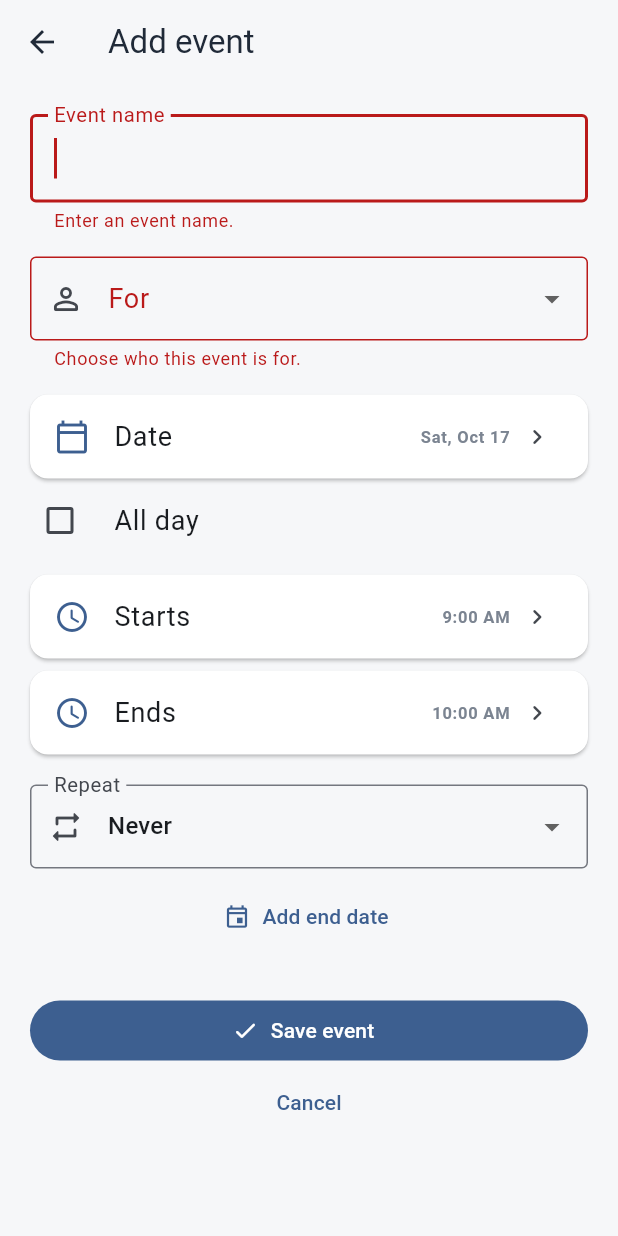
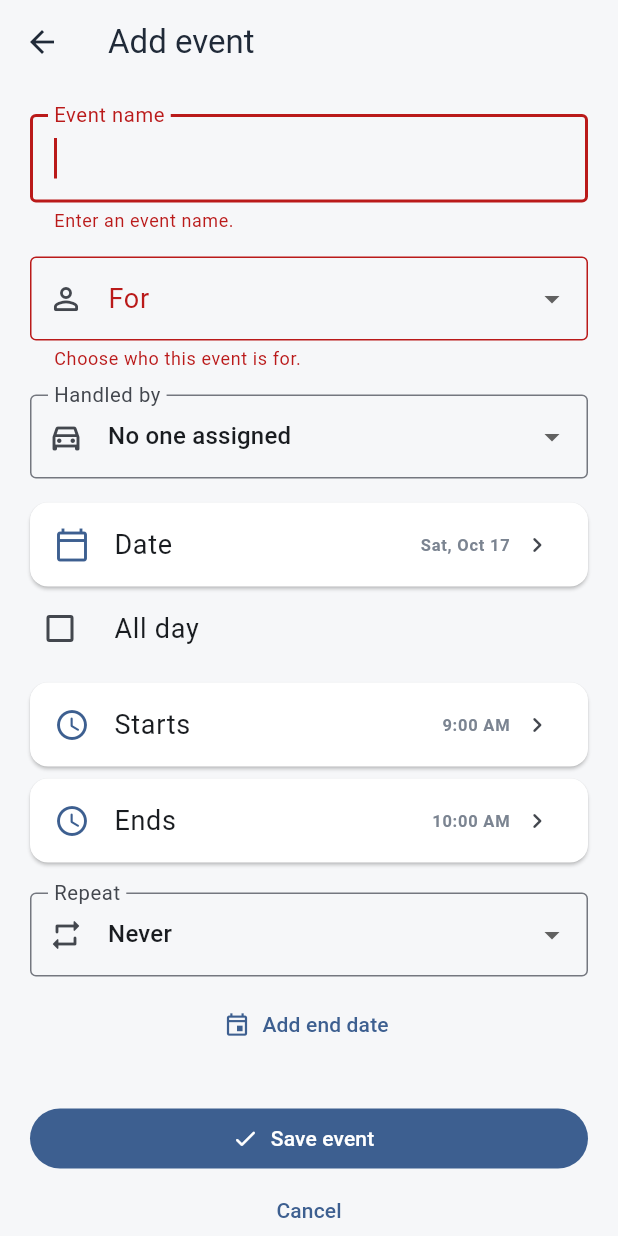
Before and after one commit to KevinAltomare/family-calendar, a Flutter app: the AddEventScreen screen opened directly, after a tap on "Save event", on a phone screen of 412 x 824 dp. Run offline on Flutter 3.47's test engine with Material 3 defaults, Android fonts, the light colour scheme and no system bars; our stand-ins replace shared_preferences; missing offline and left inert: rrule; accounts and stored records are empty.

Commit message:
Add responsible person feature to calendar events and update related UI components

```diff
--- a/lib/models/calendar_event.dart
+++ b/lib/models/calendar_event.dart
@@ -4,6 +4,7 @@ class CalendarEvent {
   final String id;
   final String title;
   final String? familyMember;
+  final String? responsiblePerson;
   final DateTime startTime;
   final DateTime? endTime;
   final bool isAllDay;
@@ -15,6 +16,7 @@ class CalendarEvent {
     required this.id,
     required this.title,
     this.familyMember,
+    this.responsiblePerson,
     required this.startTime,
     this.endTime,
     this.isAllDay = false,
@@ -30,6 +32,7 @@ class CalendarEvent {
       id: id,
       title: title,
       familyMember: familyMember,
+      responsiblePerson: responsiblePerson,
       startTime: startTime,
       endTime: endTime?.add(startTime.difference(this.startTime)),
       isAllDay: isAllDay,
@@ -47,6 +50,7 @@ class CalendarEvent {
     'id': id,
     'title': title,
     'familyMember': familyMember,
+    'responsiblePerson': responsiblePerson,
     'startTime': startTime.toIso8601String(),
     'endTime': endTime?.toIso8601String(),
     'isAllDay': isAllDay,
@@ -59,6 +63,7 @@ class CalendarEvent {
       id: json['id'] as String,
       title: json['title'] as String,
       familyMember: json['familyMember'] as String?,
+      responsiblePerson: json['responsiblePerson'] as String?,
       startTime: DateTime.parse(json['startTime'] as String),
       endTime: json['endTime'] == null
           ? null
--- a/lib/screens/add_event_screen.dart
+++ b/lib/screens/add_event_screen.dart
@@ -41,6 +41,7 @@ class _AddEventScreenState extends State<AddEventScreen> {
   final _formKey = GlobalKey<FormState>();
   final _titleController = TextEditingController();
   String? _selectedFamilyMember;
+  String _responsiblePerson = '';
   DateTime _date = DateTime.now();
   bool _isAllDay = false;
   DateTime? _repeatUntil;
@@ -62,6 +63,7 @@ class _AddEventScreenState extends State<AddEventScreen> {
     if (initialEvent != null) {
       _titleController.text = initialEvent.title;
       _selectedFamilyMember = initialEvent.familyMember;
+      _responsiblePerson = initialEvent.responsiblePerson ?? '';
       _isAllDay = initialEvent.isAllDay;
       _startTime = TimeOfDay.fromDateTime(initialEvent.startTime);
       final endTime = initialEvent.endTime;
@@ -196,6 +198,9 @@ class _AddEventScreenState extends State<AddEventScreen> {
             DateTime.now().microsecondsSinceEpoch.toString(),
         title: _titleController.text.trim(),
         familyMember: _selectedFamilyMember,
+        responsiblePerson: _responsiblePerson.isEmpty
+            ? null
+            : _responsiblePerson,
         startTime: start,
         endTime: end,
         isAllDay: _isAllDay,
@@ -267,6 +272,25 @@ class _AddEventScreenState extends State<AddEventScreen> {
               },
               validator: (member) =>
                   member == null ? 'Choose who this event is for.' : null,
+            ),
+            const SizedBox(height: 16),
+            DropdownButtonFormField<String>(
+              initialValue: _responsiblePerson,
+              decoration: const InputDecoration(
+                labelText: 'Handled by',
+                prefixIcon: Icon(Icons.directions_car_outlined),
+                border: OutlineInputBorder(),
+              ),
+              items: const [
+                DropdownMenuItem(value: '', child: Text('No one assigned')),
+                DropdownMenuItem(value: 'Mom', child: Text('Mom')),
+                DropdownMenuItem(value: 'Dad', child: Text('Dad')),
+              ],
+              onChanged: (person) {
+                if (person != null) {
+                  setState(() => _responsiblePerson = person);
+                }
+              },
             ),
             const SizedBox(height: 16),
             _EventDateTimeTile(
--- a/lib/services/calendar_service.dart
+++ b/lib/services/calendar_service.dart
@@ -119,6 +119,7 @@ class CalendarService extends ChangeNotifier {
         id: event.id,
         title: event.title,
         familyMember: event.familyMember,
+        responsiblePerson: event.responsiblePerson,
         startTime: event.startTime,
         endTime: event.endTime,
         isAllDay: event.isAllDay,
@@ -146,6 +147,7 @@ class CalendarService extends ChangeNotifier {
         id: series.id,
         title: series.title,
         familyMember: series.familyMember,
+        responsiblePerson: series.responsiblePerson,
         startTime: series.startTime,
         endTime: series.endTime,
         isAllDay: series.isAllDay,
@@ -165,6 +167,7 @@ class CalendarService extends ChangeNotifier {
           id: '${series.id}-${DateTime.now().microsecondsSinceEpoch}',
           title: editedEvent.title,
           familyMember: editedEvent.familyMember,
+          responsiblePerson: editedEvent.responsiblePerson,
           startTime: editedEvent.startTime,
           endTime: editedEvent.endTime,
           isAllDay: editedEvent.isAllDay,
--- a/lib/widgets/day_view.dart
+++ b/lib/widgets/day_view.dart
@@ -83,6 +83,8 @@ class DayView extends StatelessWidget {
                 endTime: event.endTime,
                 isAllDay: event.isAllDay,
                 familyMember: event.familyMember,
+                responsiblePerson: event.responsiblePerson,
+                showResponsibility: true,
                 onTap: () => handleEventTap(context, event),
               );
             },
```
Also changed, not shown: lib/widgets/event_tile.dart (+40 -0 lines), 2 other files.
